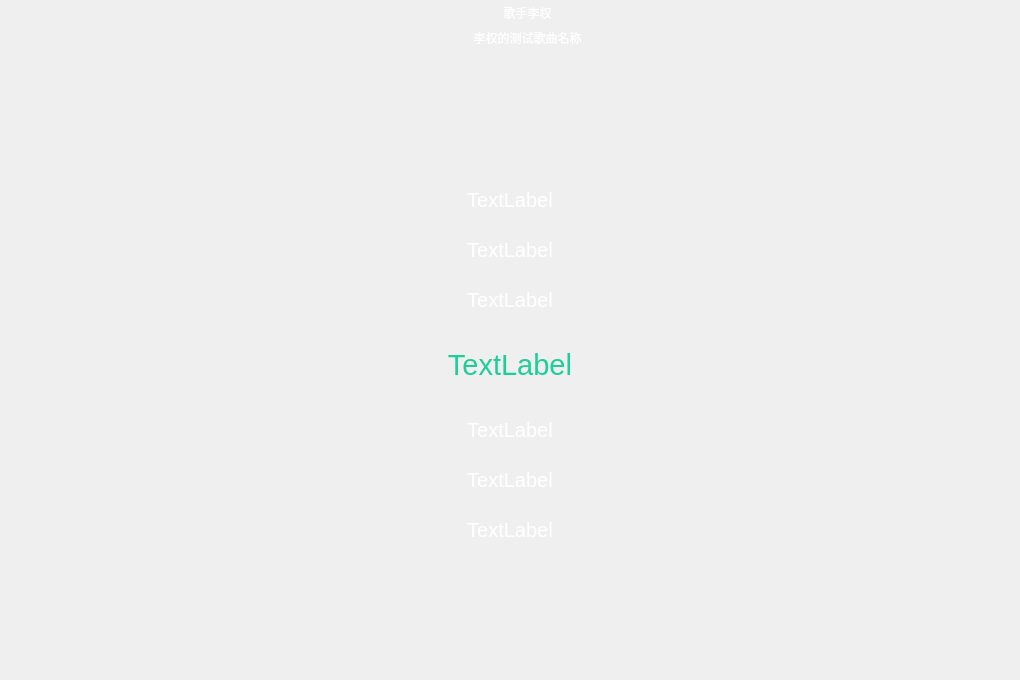
This is lrcpage.ui in havefunli/MiniMusicPlayer as Qt 5 draws it before an edit. The edited form follows.
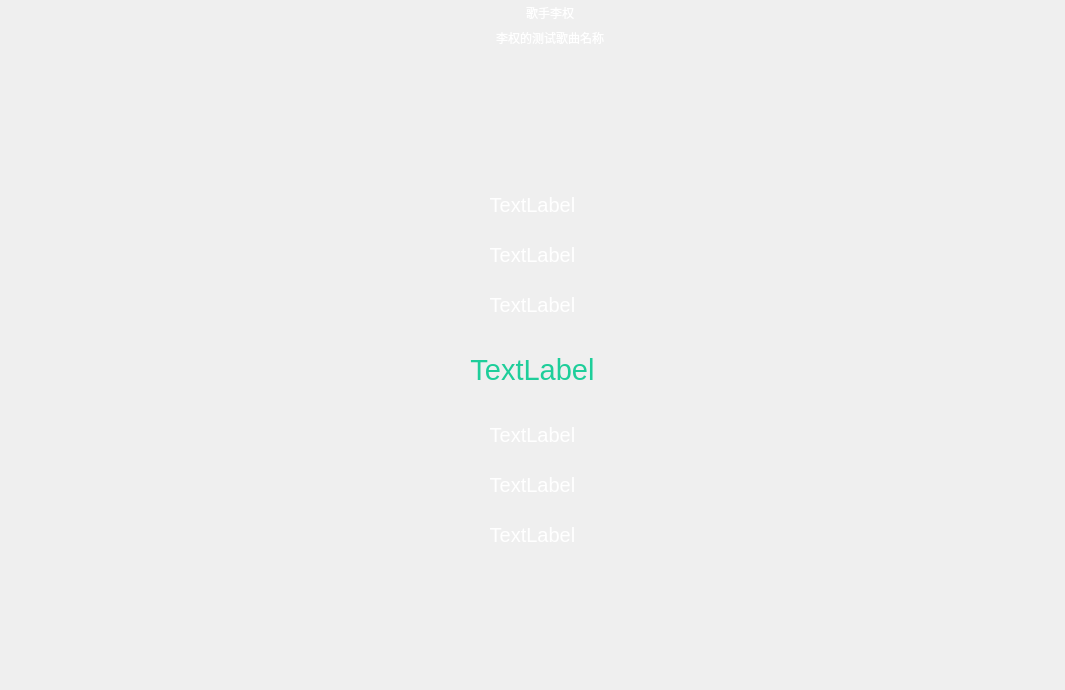
This is the edited form. Icons and pictures are not drawn.

Commit message: 歌词窗口以及上拉下拉动画显示；歌词显示 TODO

Patch:
```diff
--- a/lrcpage.ui
+++ b/lrcpage.ui
@@ -6,8 +6,8 @@
    <rect>
     <x>0</x>
     <y>0</y>
-    <width>1020</width>
-    <height>680</height>
+    <width>1065</width>
+    <height>690</height>
    </rect>
   </property>
   <property name="windowTitle">
```
The commit also changes 6 other files.
